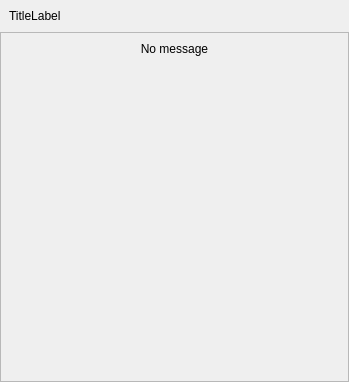
Above: src/apps/openfluid-builder/base/DashboardStatusWidget.ui from OpenFLUID/openfluid before the change. Below: the same form after it.
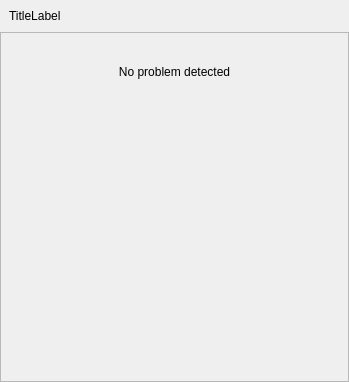
That is the form after the change.

Diff of the .ui file:
```diff
--- a/src/apps/openfluid-builder/base/DashboardStatusWidget.ui
+++ b/src/apps/openfluid-builder/base/DashboardStatusWidget.ui
@@ -70,13 +70,25 @@
          <enum>QFrame::Raised</enum>
         </property>
         <layout class="QVBoxLayout" name="verticalLayout_3">
+         <property name="spacing">
+          <number>0</number>
+         </property>
+         <property name="margin">
+          <number>6</number>
+         </property>
          <item>
           <widget class="QLabel" name="NoMessageLabel">
+           <property name="minimumSize">
+            <size>
+             <width>0</width>
+             <height>40</height>
+            </size>
+           </property>
            <property name="text">
-            <string>No message</string>
+            <string>No problem detected</string>
            </property>
            <property name="alignment">
-            <set>Qt::AlignHCenter|Qt::AlignTop</set>
+            <set>Qt::AlignBottom|Qt::AlignHCenter</set>
            </property>
           </widget>
          </item>
@@ -96,8 +108,8 @@
              <rect>
               <x>0</x>
               <y>0</y>
-              <width>329</width>
-              <height>304</height>
+              <width>335</width>
+              <height>293</height>
              </rect>
             </property>
            </widget>
```
